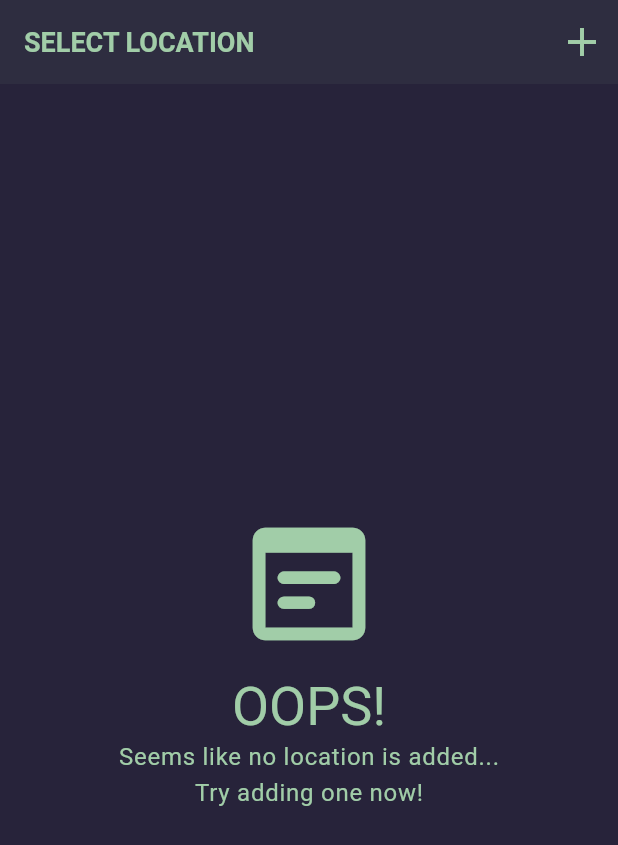
After one commit to DawidWit/flutter_weather_app, a Flutter app: the screen it shows after launch, on a phone screen of 412 x 824 dp. The commit adds this screen. Shown: the top 845 px of the screen. Run offline on Flutter 3.47's test engine with Material 3 defaults, Android fonts, the light colour scheme and no system bars; our stand-ins replace flutter_dotenv, loading_animation_widget, shared_preferences, text_scroll; missing offline and left inert: country_flags.

Commit message:
restructurizing, added removing of location, fixed bugs

```diff
--- a/lib/models/location.dart
+++ b/lib/models/location.dart
@@ -1,13 +1,16 @@
 class Location {
-  String fullLocationName;
-  String locationName;
-  String sublocationName;
-  double latitude;
-  double longitude;
-  String countryCode;
-  bool isFavourite;
+  final String id; // Unique identifier for the location
+  final String fullLocationName;
+  final String locationName;
+  final String sublocationName;
+  final double latitude;
+  final double longitude;
+  final String countryCode;
+  final bool isFavourite;
 
+  // Constructor with id as a required field
   Location({
+    required this.id, // Make sure to pass id when creating a Location object
     required this.fullLocationName,
     required this.locationName,
     required this.countryCode,
@@ -17,8 +20,10 @@ class Location {
     this.isFavourite = false,
   });
 
+  // Factory constructor to create a Location object from JSON
   factory Location.fromJson(Map<String, dynamic> json) {
     return Location(
+      id: json['id'], // Extract 'id' from JSON
       fullLocationName: json['fullLocationName'],
       locationName: json["locationName"],
       countryCode: json['countryCode'],
@@ -29,8 +34,10 @@ class Location {
     );
   }
 
+  // Convert Location object to JSON
   Map<String, dynamic> toJson() {
     return {
+      'id': id, // Include 'id' when serializing to JSON
       'sublocationName': sublocationName,
       'fullLocationName': fullLocationName,
       'latitude': latitude,
--- a/lib/providers/location_provider.dart
+++ b/lib/providers/location_provider.dart
@@ -31,7 +31,9 @@ class LocationProvider extends ChangeNotifier {
 
     try {
       _prefs = await SharedPreferences.getInstance();
+      _prefs?.setStringList('', []);
       final List<Location>? temp = await _fetchLocationsFromPreferences();
+
       _locations = temp ?? [];
       _selectedLocation = await _fetchSelectedLocationFromPreferences();
     } catch (e) {
@@ -76,4 +78,34 @@ class LocationProvider extends ChangeNotifier {
       return false;
     }
   }
+
+  Future<bool> removeLocation(Location location) async {
+    _isLoading = true;
+    _error = null;
+    notifyListeners();
+
+    try {
+      // Check if the location exists in the list before removing it
+      if (_locations.contains(location)) {
+        _locations.remove(location);
+      }
+      final List<Location> temp = await _fetchLocationsFromPreferences() ?? [];
+      // Check if the location exists before attempting to remove
+      final index = temp.indexWhere(
+        (tempLocation) => location.id == tempLocation.id,
+      );
+      if (index != -1) {
+        temp.removeAt(index);
+      }
+      final List<String> encodedList =
+          temp.map((loc) => json.encode(loc.toJson())).toList();
+      await _prefs?.setStringList('locations', encodedList);
+      _isLoading = false;
+      notifyListeners();
+      return true;
+    } catch (e) {
+      _error = e.toString();
+      return false;
+    }
+  }
 }
--- /dev/null
+++ b/lib/screens/locations_screen/locations_screen.dart
@@ -0,0 +1,53 @@
+import 'package:flutter/material.dart';
+import 'package:flutter_weather_project/providers/location_provider.dart';
+import 'package:flutter_weather_project/screens/locations_screen/new_location.dart';
+import 'package:flutter_weather_project/screens/locations_screen/location_tile.dart';
+import 'package:flutter_weather_project/screens/locations_screen/no_locations_info.dart';
+import 'package:provider/provider.dart';
+
+class LocationsScreen extends StatelessWidget {
+  const LocationsScreen({super.key});
+
+  void _showAddForm(BuildContext context) {
+    showModalBottomSheet(
+      isScrollControlled: true,
+      context: context,
+      builder: (context) => NewLocationForm(),
+    );
+  }
+
+  @override
+  Widget build(BuildContext context) {
+    final locationProvider = Provider.of<LocationProvider>(context);
+    return Scaffold(
+      appBar: AppBar(
+        elevation: 1.5,
+        title: Text(
+          'SELECT LOCATION',
+          style: Theme.of(context).textTheme.titleLarge,
+        ),
+        actions: [
+          IconButton(
+            onPressed: () => _showAddForm(context),
+            icon: Icon(Icons.add),
+          ),
+        ],
+      ),
+      body:
+          locationProvider.locations.isEmpty
+              ? NoLocationsInfo()
+              : Padding(
+                padding: const EdgeInsets.symmetric(vertical: 5, horizontal: 2),
+                child: ListView.builder(
+                  shrinkWrap: true,
+                  itemCount: locationProvider.locations.length,
+                  itemBuilder:
+                      (context, index) => LocationTile(
+                        location: locationProvider.locations[index],
+                        isFromForm: false,
+                      ),
+                ),
+              ),
+    );
+  }
+}
--- /dev/null
+++ b/lib/screens/locations_screen/no_locations_info.dart
@@ -0,0 +1,32 @@
+import 'package:flutter/material.dart';
+
+class NoLocationsInfo extends StatelessWidget {
+  const NoLocationsInfo({super.key});
+
+  @override
+  Widget build(BuildContext context) {
+    return Center(
+      child: Column(
+        mainAxisAlignment: MainAxisAlignment.center,
+        crossAxisAlignment: CrossAxisAlignment.center,
+        children: [
+          Icon(
+            Icons.wysiwyg_rounded,
+            size: 100,
+            color: Theme.of(context).colorScheme.primary,
+          ),
+          const SizedBox(height: 10),
+          Text("OOPS!", style: Theme.of(context).textTheme.displaySmall),
+          Text(
+            "Seems like no location is added...",
+            style: Theme.of(context).textTheme.bodyLarge,
+          ),
+          Text(
+            "Try adding one now!",
+            style: Theme.of(context).textTheme.bodyLarge,
+          ),
+        ],
+      ),
+    );
+  }
+}
--- a/lib/screens/weather_screen_main.dart
+++ b/lib/screens/weather_screen_main.dart
@@ -1,7 +1,7 @@
 import 'package:flutter/material.dart';
 import 'package:flutter_weather_project/providers/location_provider.dart';
 import 'package:flutter_weather_project/screens/loading_screen.dart';
-import 'package:flutter_weather_project/screens/no_locations_screen/no_locations_screen.dart';
+import 'package:flutter_weather_project/screens/locations_screen/locations_screen.dart';
 import 'package:provider/provider.dart';
 
 class WeatherScreenMain extends StatefulWidget {
@@ -17,17 +17,10 @@ class _WeatherScreenMainState extends State<WeatherScreenMain> {
     final locationProvider = Provider.of<LocationProvider>(context);
     if (locationProvider.isLoading) {
       return LoadingScreen();
+    } else if (locationProvider.selectedLocation == null) {
+      return LocationsScreen();
     } else {
-      if (locationProvider.locations.isEmpty) {
-        return NoLocationsScreen();
-      } else if (locationProvider.locations.isNotEmpty &&
-          locationProvider.selectedLocation == null) {
-        //Return screen to pick selected location
-        return SizedBox();
-      } else {
-        //Return screen with selected location from provider
-        return SizedBox();
-      }
+      return Container(color: Colors.pink, child: Text('test'));
     }
   }
 }
--- a/lib/services/geolocation_service.dart
+++ b/lib/services/geolocation_service.dart
@@ -4,6 +4,7 @@ import 'package:flutter/foundation.dart';
 import 'package:flutter_weather_project/models/location.dart';
 import 'package:http/http.dart' as http;
 import 'package:flutter_dotenv/flutter_dotenv.dart';
+import 'package:uuid/uuid.dart';
 
 class GeolocationService {
   static Future<List<Location>?> getLocationSearchResult(
@@ -29,6 +30,7 @@ class GeolocationService {
             continue;
           }
           Location loc = Location(
+            id: Uuid().v4(),
             fullLocationName: location['formatted'] ?? '',
             locationName: location['city'] ?? '',
             sublocationName: location['state'] ?? '',
@@ -37,7 +39,6 @@ class GeolocationService {
             longitude: location['lon'],
           );
           locations.add(loc);
-          print(location);
         }
         return locations;
       } catch (e) {
--- a/pubspec.yaml
+++ b/pubspec.yaml
@@ -42,6 +42,7 @@ dependencies:
   http: ^1.3.0
   country_flags: ^3.2.0
   text_scroll: ^0.2.0
+  uuid: ^4.5.1
 
 dev_dependencies:
   flutter_test:
```
Also changed, not shown: lib/screens/locations_screen/location_tile.dart (added, +108 -0 lines), lib/screens/locations_screen/new_location.dart (renamed from lib/screens/new_location/new_location.dart, +4 -3 lines), lib/screens/new_location/new_location_tile.dart (deleted, +0 -50 lines), lib/screens/no_locations_screen/no_locations_screen.dart (deleted, +0 -56 lines), lib/screens/locations_screen/new_location_error_message.dart (renamed from lib/screens/new_location/new_location_error_message.dart), pubspec.lock.
